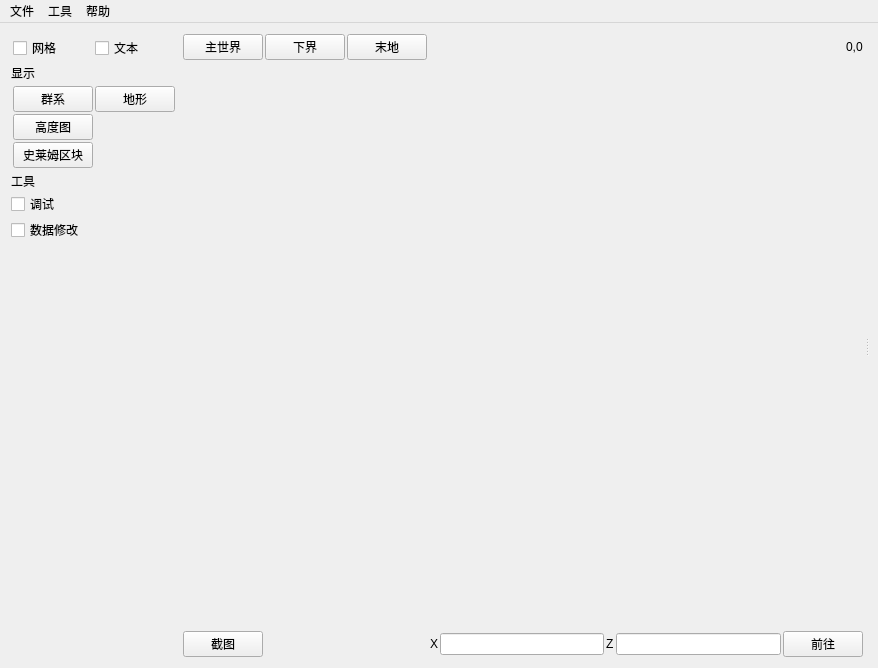
Qt form mainwindow.ui (bedrock-dev/BedrockMap) before a commit.
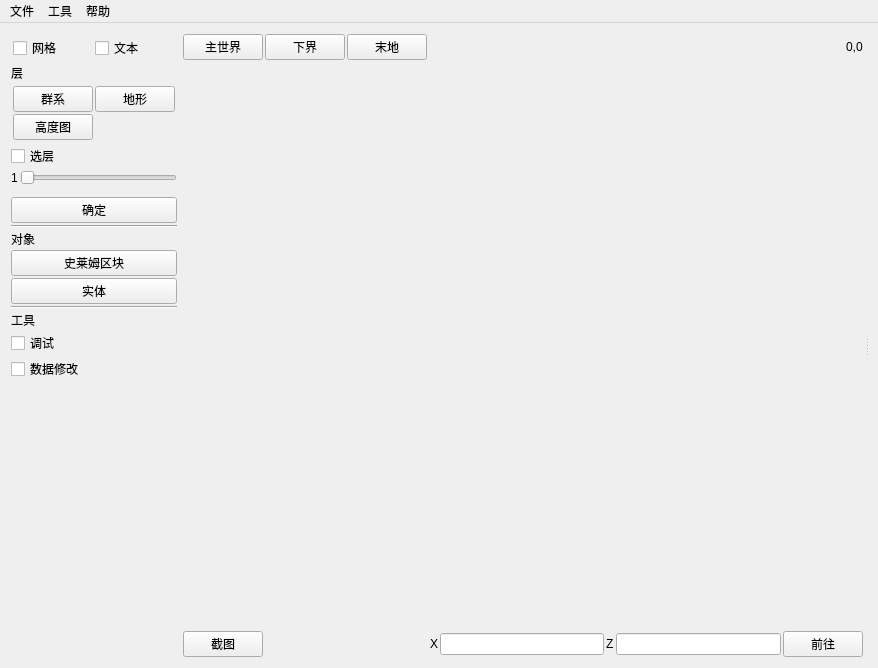
The same form after that commit.

The edit to the form file:
```diff
--- a/mainwindow.ui
+++ b/mainwindow.ui
@@ -82,7 +82,7 @@
            <item>
             <widget class="QLabel" name="label_3">
              <property name="text">
-              <string>显示</string>
+              <string>层</string>
              </property>
             </widget>
            </item>
@@ -103,13 +103,6 @@
              <property name="spacing">
               <number>2</number>
              </property>
-             <item row="0" column="0">
-              <widget class="QPushButton" name="biome_layer_btn">
-               <property name="text">
-                <string>群系</string>
-               </property>
-              </widget>
-             </item>
              <item row="1" column="0">
               <widget class="QPushButton" name="height_layer_btn">
                <property name="text">
@@ -124,15 +117,85 @@
                </property>
               </widget>
              </item>
-             <item row="2" column="0">
-              <widget class="QPushButton" name="slime_layer_btn">
+             <item row="0" column="0">
+              <widget class="QPushButton" name="biome_layer_btn">
                <property name="text">
-                <string>史莱姆区块</string>
+                <string>群系</string>
                </property>
               </widget>
              </item>
             </layout>
            </item>
+           <item>
+            <widget class="QCheckBox" name="checkBox">
+             <property name="text">
+              <string>选层</string>
+             </property>
+            </widget>
+           </item>
+           <item>
+            <layout class="QHBoxLayout" name="horizontalLayout_5">
+             <property name="bottomMargin">
+              <number>10</number>
+             </property>
+             <item>
+              <widget class="QLabel" name="label_2">
+               <property name="text">
+                <string>1</string>
+               </property>
+              </widget>
+             </item>
+             <item>
+              <widget class="QSlider" name="horizontalSlider">
+               <property name="orientation">
+                <enum>Qt::Horizontal</enum>
+               </property>
+              </widget>
+             </item>
+            </layout>
+           </item>
+           <item>
+            <widget class="QPushButton" name="pushButton">
+             <property name="text">
+              <string>确定</string>
+             </property>
+            </widget>
+           </item>
+           <item>
+            <widget class="Line" name="line">
+             <property name="orientation">
+              <enum>Qt::Horizontal</enum>
+             </property>
+            </widget>
+           </item>
+           <item>
+            <widget class="QLabel" name="label_5">
+             <property name="text">
+              <string>对象</string>
+             </property>
+            </widget>
+           </item>
+           <item>
+            <widget class="QPushButton" name="slime_layer_btn">
+             <property name="text">
+              <string>史莱姆区块</string>
+             </property>
+            </widget>
+           </item>
+           <item>
+            <widget class="QPushButton" name="pushButton_2">
+             <property name="text">
+              <string>实体</string>
+             </property>
+            </widget>
+           </item>
+           <item>
+            <widget class="Line" name="line_2">
+             <property name="orientation">
+              <enum>Qt::Horizontal</enum>
+             </property>
+            </widget>
+           </item>
            <item>
             <widget class="QLabel" name="label_4">
              <property name="text">
```
